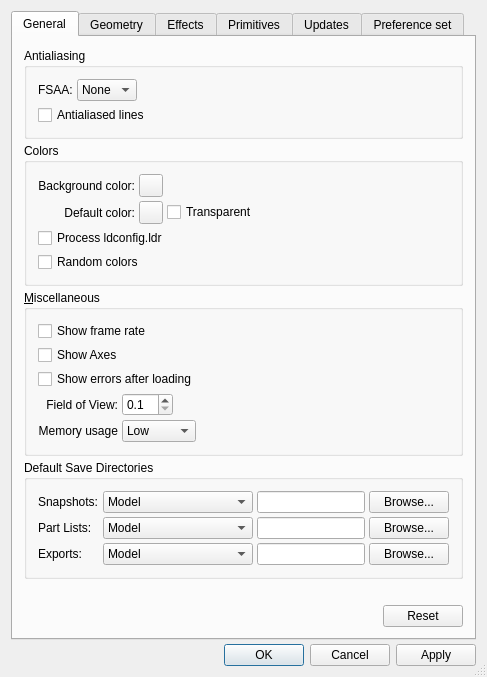
Old version of the form ldvlib/LDVQt/LDVPreferencesPanel.ui in the repository trevorsandy/lpub3d-ci.
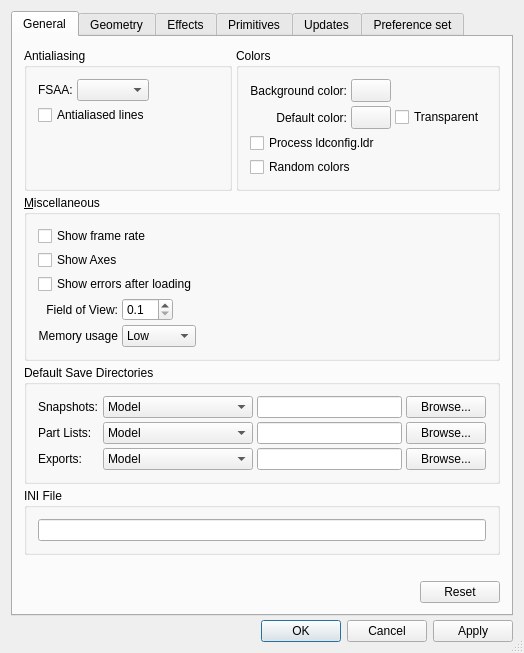
New version of the form. Icons and pictures are not drawn.

```diff
--- a/ldvlib/LDVQt/LDVPreferencesPanel.ui
+++ b/ldvlib/LDVQt/LDVPreferencesPanel.ui
@@ -7,8 +7,8 @@
    <rect>
     <x>0</x>
     <y>0</y>
-    <width>481</width>
-    <height>641</height>
+    <width>487</width>
+    <height>617</height>
    </rect>
   </property>
   <property name="sizePolicy">
@@ -58,24 +58,17 @@
       <attribute name="title">
        <string>General</string>
       </attribute>
-      <layout class="QVBoxLayout">
-       <property name="spacing">
-        <number>4</number>
-       </property>
-       <property name="leftMargin">
-        <number>11</number>
-       </property>
-       <property name="topMargin">
-        <number>11</number>
-       </property>
-       <property name="rightMargin">
-        <number>11</number>
-       </property>
-       <property name="bottomMargin">
-        <number>11</number>
-       </property>
+      <layout class="QVBoxLayout" name="verticalLayout_3">
        <item>
+        <layout class="QGridLayout" name="gridLayout">
+         <item row="0" column="0">
         <widget class="QGroupBox" name="fsaaBox">
+           <property name="sizePolicy">
+            <sizepolicy hsizetype="Expanding" vsizetype="Preferred">
+             <horstretch>0</horstretch>
+             <verstretch>0</verstretch>
+            </sizepolicy>
+           </property>
          <property name="title">
           <string>Antialiasing</string>
          </property>
@@ -92,26 +85,11 @@
             <item>
              <widget class="QComboBox" name="fsaaModeBox">
               <property name="currentText">
-               <string>None</string>
+                 <string/>
               </property>
               <property name="currentIndex">
-               <number>0</number>
-              </property>
-              <item>
-               <property name="text">
-                <string>None</string>
-               </property>
-              </item>
-              <item>
-               <property name="text">
-                <string>4x</string>
-               </property>
-              </item>
-              <item>
-               <property name="text">
-                <string>8x</string>
-               </property>
-              </item>
+                 <number>-1</number>
+                </property>
              </widget>
             </item>
             <item>
@@ -153,13 +131,26 @@
             </item>
            </layout>
           </item>
+            <item>
+             <spacer name="verticalSpacer">
+              <property name="orientation">
+               <enum>Qt::Vertical</enum>
+              </property>
+              <property name="sizeHint" stdset="0">
+               <size>
+                <width>20</width>
+                <height>40</height>
+               </size>
+              </property>
+             </spacer>
+            </item>
          </layout>
         </widget>
        </item>
-       <item>
+         <item row="0" column="1">
         <widget class="QGroupBox" name="generalColorBox">
          <property name="sizePolicy">
-          <sizepolicy hsizetype="Expanding" vsizetype="Fixed">
+            <sizepolicy hsizetype="Expanding" vsizetype="Expanding">
            <horstretch>0</horstretch>
            <verstretch>0</verstretch>
           </sizepolicy>
@@ -185,6 +176,32 @@
             <property name="spacing">
              <number>4</number>
             </property>
+              <item row="1" column="1">
+               <widget class="QToolButton" name="defaultColorButton">
+                <property name="minimumSize">
+                 <size>
+                  <width>40</width>
+                  <height>0</height>
+                 </size>
+                </property>
+               </widget>
+              </item>
+              <item row="0" column="1">
+               <widget class="QToolButton" name="backgroundColorButton">
+                <property name="sizePolicy">
+                 <sizepolicy hsizetype="Fixed" vsizetype="Fixed">
+                  <horstretch>0</horstretch>
+                  <verstretch>0</verstretch>
+                 </sizepolicy>
+                </property>
+                <property name="minimumSize">
+                 <size>
+                  <width>40</width>
+                  <height>0</height>
+                 </size>
+                </property>
+               </widget>
+              </item>
             <item row="1" column="0">
              <widget class="QLabel" name="defaultColorLabel">
               <property name="text">
@@ -198,19 +215,6 @@
               </property>
              </widget>
             </item>
-            <item row="0" column="0">
-             <widget class="QLabel" name="backgroundColorLabel">
-              <property name="text">
-               <string>Background color:</string>
-              </property>
-              <property name="alignment">
-               <set>Qt::AlignRight|Qt::AlignTrailing|Qt::AlignVCenter</set>
-              </property>
-              <property name="wordWrap">
-               <bool>false</bool>
-              </property>
-             </widget>
-            </item>
             <item row="1" column="2">
              <widget class="QCheckBox" name="transparentButton">
               <property name="text">
@@ -218,6 +222,19 @@
               </property>
              </widget>
             </item>
+              <item row="0" column="0">
+               <widget class="QLabel" name="backgroundColorLabel">
+                <property name="text">
+                 <string>Background color:</string>
+                </property>
+                <property name="alignment">
+                 <set>Qt::AlignRight|Qt::AlignTrailing|Qt::AlignVCenter</set>
+                </property>
+                <property name="wordWrap">
+                 <bool>false</bool>
+                </property>
+               </widget>
+              </item>
             <item row="0" column="2">
              <spacer name="Spacer5_2">
               <property name="orientation">
@@ -234,12 +251,6 @@
               </property>
              </spacer>
             </item>
-            <item row="0" column="1">
-             <widget class="QToolButton" name="backgroundColorButton"/>
-            </item>
-            <item row="1" column="1">
-             <widget class="QToolButton" name="defaultColorButton"/>
-            </item>
            </layout>
           </item>
           <item>
@@ -259,6 +270,8 @@
          </layout>
         </widget>
        </item>
+        </layout>
+       </item>
        <item>
         <widget class="QGroupBox" name="generalMiscBox">
          <property name="sizePolicy">
@@ -629,6 +642,18 @@
          </layout>
         </widget>
        </item>
+       <item>
+        <widget class="QGroupBox" name="iniBox">
+         <property name="title">
+          <string>INI File</string>
+         </property>
+         <layout class="QHBoxLayout" name="horizontalLayout_3">
+          <item>
+           <widget class="QLineEdit" name="iniFileEdit"/>
+          </item>
+         </layout>
+        </widget>
+       </item>
        <item>
         <spacer name="Spacer3">
          <property name="orientation">
```
Left out of the diff: 4 changed lines with no effect on the pictures. Lines whose indentation alone changed are shown as unchanged.
